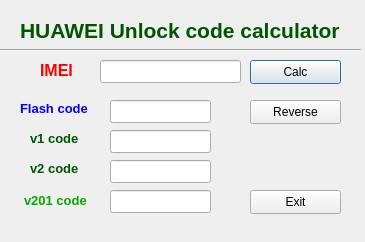
This is calc.ui in forth32/huaweicalc as Qt 5 draws it before an edit. The edited form follows.
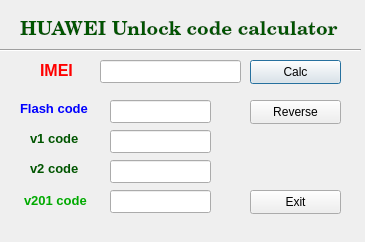
This is the edited form. Icons and pictures are not drawn.

Commit message: Небольшая правка главного окна

Diff of the .ui file:
```diff
--- a/calc.ui
+++ b/calc.ui
@@ -376,7 +376,8 @@
    </property>
    <property name="font">
     <font>
-     <pointsize>16</pointsize>
+     <family>Century Schoolbook L</family>
+     <pointsize>14</pointsize>
      <weight>75</weight>
      <bold>true</bold>
     </font>
```
The commit also changes 1 other file.
